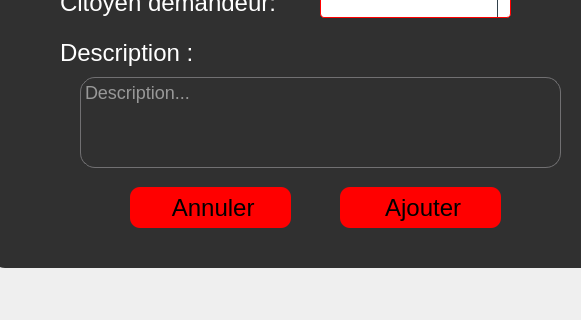
First picture: the form in mainwindow.ui, repository nefissaKhiari/Smart_Plolice_Station, before the edit; both pictures show x 530 to 1111 and y 430 to 750 of the 1500 by 750 pixel window.
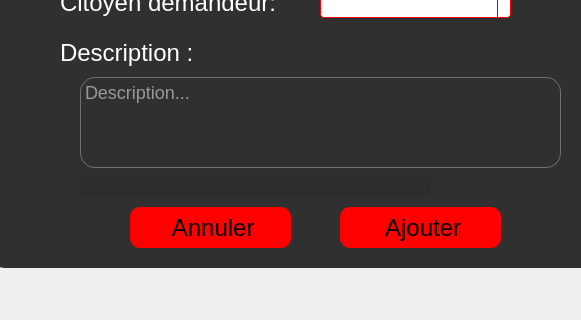
Second picture: the form after the edit. The open tabs and pages were chosen to show the change. Icons and pictures are not drawn.

```diff
--- a/mainwindow.ui
+++ b/mainwindow.ui
@@ -5307,7 +5307,7 @@
        <property name="geometry">
         <rect>
          <x>350</x>
-         <y>500</y>
+         <y>520</y>
          <width>161</width>
          <height>41</height>
         </rect>
@@ -5330,7 +5330,7 @@
        <property name="geometry">
         <rect>
          <x>140</x>
-         <y>500</y>
+         <y>520</y>
          <width>161</width>
          <height>41</height>
         </rect>
@@ -5576,6 +5576,38 @@
 }</string>
        </property>
       </widget>
+      <widget class="QLabel" name="L_ANomCitoyenA_3">
+       <property name="geometry">
+        <rect>
+         <x>630</x>
+         <y>340</y>
+         <width>351</width>
+         <height>21</height>
+        </rect>
+       </property>
+       <property name="styleSheet">
+        <string notr="true">background:rgb(45, 45, 45);</string>
+       </property>
+       <property name="text">
+        <string/>
+       </property>
+      </widget>
+      <widget class="QLabel" name="L_ADescripServiceA">
+       <property name="geometry">
+        <rect>
+         <x>90</x>
+         <y>490</y>
+         <width>351</width>
+         <height>21</height>
+        </rect>
+       </property>
+       <property name="styleSheet">
+        <string notr="true">background:rgb(45, 45, 45);</string>
+       </property>
+       <property name="text">
+        <string/>
+       </property>
+      </widget>
      </widget>
      <zorder>frame_8</zorder>
      <zorder>toolButton_8</zorder>
```
Left out of the diff: 54 changed lines with no effect on the pictures.
